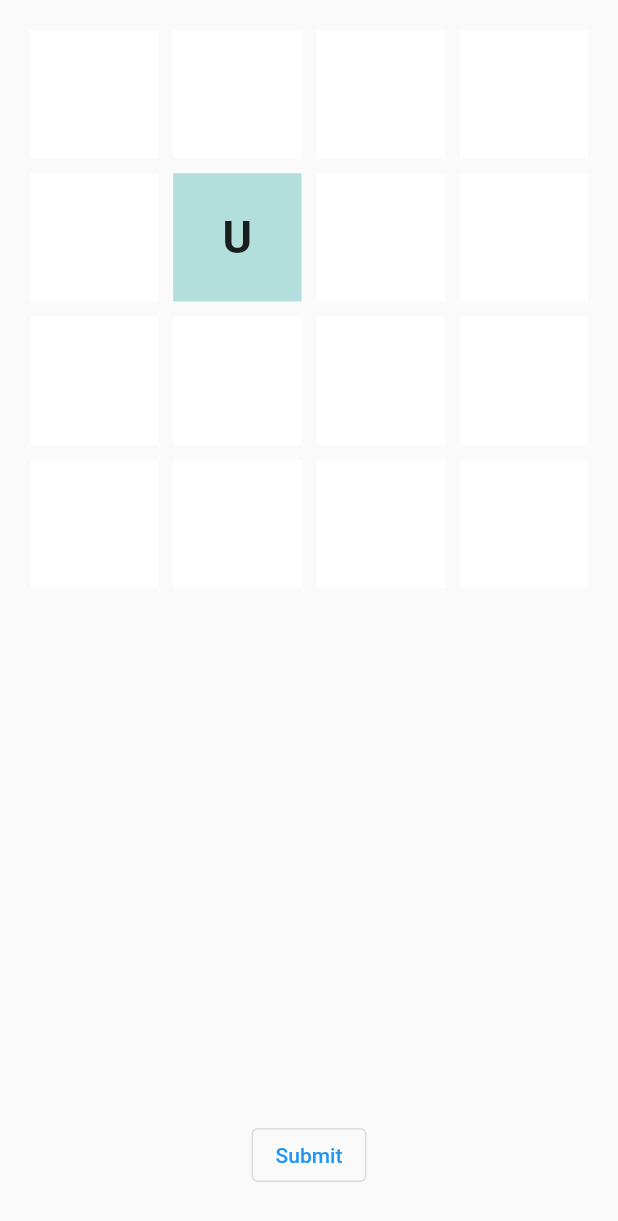
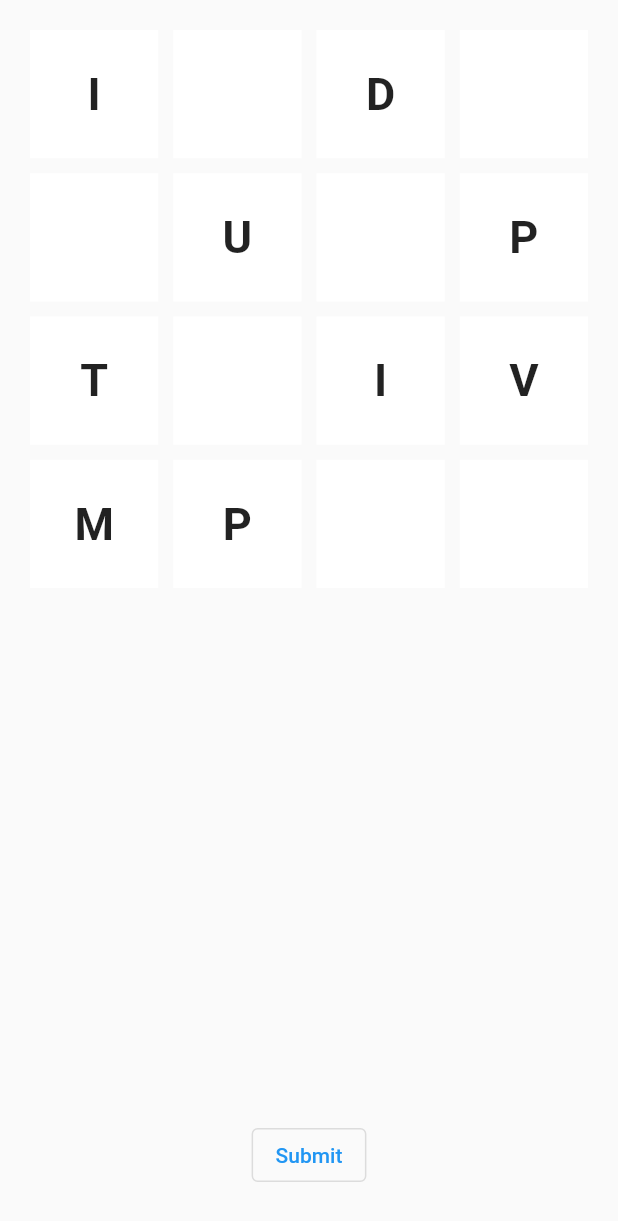
Before and after one commit to aiur100/wordingly, a Flutter app: the screen it shows after launch, after a tap on "Submit", on a phone screen of 412 x 824 dp. Shown: the top 1221 px of the screen. Run offline on Flutter 3.47's test engine with Material 2 defaults, Android fonts, the phone set to English and light mode, and no system bars.

```diff
--- a/lib/main.dart
+++ b/lib/main.dart
@@ -37,13 +37,15 @@ class Letter {
   Letter({required this.char, required this.selected});
 }
 
-typedef void LetterCallBack(Letter val);
+typedef LetterCallBack = void Function(Letter val);
 
 // ignore: must_be_immutable
 class LetterBox extends StatefulWidget {
   String character;
   final LetterCallBack callback;
-  LetterBox({super.key, required this.character, required this.callback});
+  bool selected = false;
+  LetterBox(
+      {super.key, required this.character, required this.callback, selected});
 
   @override
   State<LetterBox> createState() => _LetterBoxState();
@@ -53,12 +55,11 @@ class _LetterBoxState extends State<LetterBox> {
   String emptyCharacter = "";
   String emptyIndicator = "-";
   bool useable = false;
-  bool selected = false;
   int colorsValue = 100;
 
   void selectedToggle() {
     setState(() {
-      selected = selected == false ? true : false;
+      widget.selected = widget.selected == false ? true : false;
     });
   }
 
@@ -68,14 +69,15 @@ class _LetterBoxState extends State<LetterBox> {
     return GestureDetector(
       onTap: () {
         setState(() {
-          selected = selected == false ? true : false;
-          colorsValue = selected ? 400 : 100;
+          widget.selected = widget.selected == false ? true : false;
+          colorsValue = widget.selected ? 400 : 100;
         });
-        widget.callback(Letter(char: widget.character, selected: selected));
+        widget.callback(
+            Letter(char: widget.character, selected: widget.selected));
       },
       child: Container(
         padding: const EdgeInsets.all(8),
-        color: useable ? Colors.teal[colorsValue] : Colors.white,
+        color: widget.selected ? Colors.teal[colorsValue] : Colors.white,
         child: Center(
             child: Text(
           widget.character == emptyIndicator
@@ -155,6 +157,7 @@ class _MyHomePageState extends State<MyHomePage> {
           letterBoxes.replaceRange(box, box + 1, [
             LetterBox(
               character: letter,
+              selected: false,
               callback: (val) => addLetterToWord(val),
             )
           ]);
@@ -246,7 +249,7 @@ class _MyHomePageState extends State<MyHomePage> {
         callback: (val) => addLetterToWord(val),
       )
     ];
-    var period = const Duration(seconds: 5);
+    var period = const Duration(seconds: 1);
     timer = Timer.periodic(period, (arg) {
       setLetterInList();
     });
@@ -258,20 +261,31 @@ class _MyHomePageState extends State<MyHomePage> {
     timer.cancel();
   }
 
+  void handleSubmit() {
+    for (int i = 0; i < letterBoxes.length; i++) {
+      var letterBox = letterBoxes[i];
+
+      if (letterBox.selected) {
+        setState(() {
+          letterBoxes.replaceRange(i, i + 1, [
+            LetterBox(
+                character: "-",
+                selected: false,
+                callback: (val) => addLetterToWord(val))
+          ]);
+        });
+      }
+    }
+    setState(() {
+      lettersInWord.clear();
+    });
+  }
+
   @override
   Widget build(BuildContext context) {
-    // This method is rerun every time setState is called, for instance as done
-    // by the _incrementCounter method above.
-    //
-    // The Flutter framework has been optimized to make rerunning build methods
-    // fast, so that you can just rebuild anything that needs updating rather
-    // than having to individually change instances of widgets.
     return Scaffold(
       body: SafeArea(
-        child: Column(
-            // Center is a layout widget. It takes a single child and positions it
-            // in the middle of the parent.
-            children: [
+        child: Column(children: [
           Expanded(
               child: GridView.count(
             primary: false,
@@ -283,18 +297,14 @@ class _MyHomePageState extends State<MyHomePage> {
           )),
           Text(
             lettersInWord.join(""),
-                style: const TextStyle(
-                    fontSize: 40.0, fontWeight: FontWeight.bold),
+            style: const TextStyle(fontSize: 40.0, fontWeight: FontWeight.bold),
           ),
           Padding(
-                padding: EdgeInsets.all(30),
+            padding: const EdgeInsets.all(30),
             child: OutlinedButton(
-                  child: Text("Submit"),
+              child: const Text("Submit"),
               onPressed: () {
-                    print("SUBMIT");
-                    for (LetterBox letterBox in letterBoxes) {
-                      if (lettersInWord.contains(letterBox.character)) {}
-                    }
+                handleSubmit();
               },
             ),
           )
```
Lines whose indentation alone changed are shown as unchanged.
